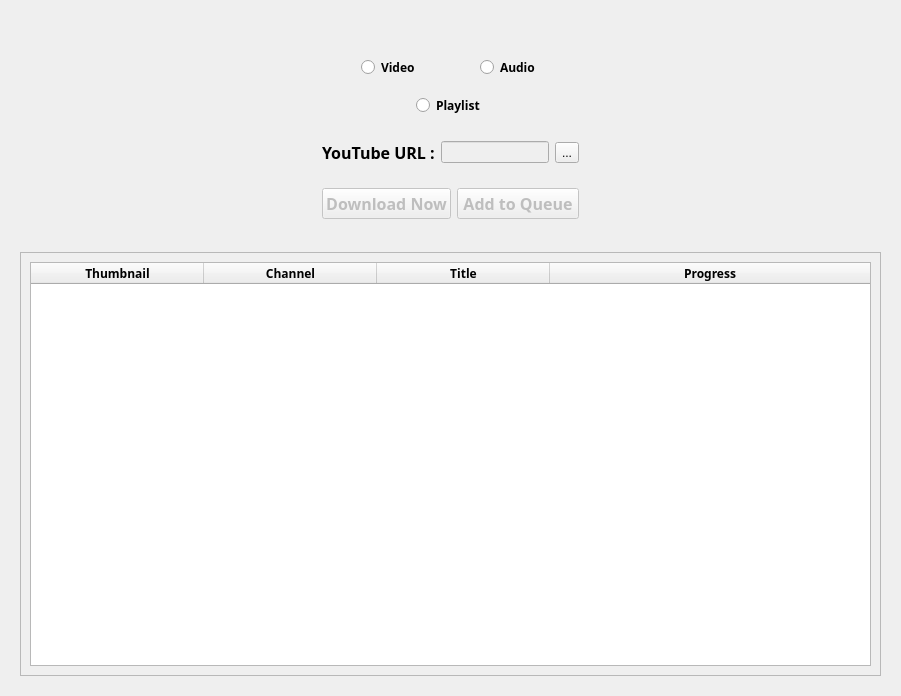
Above: resources/gui/downloader_view.ui from youpi0214/DownTube before the change. Below: the same form after it.
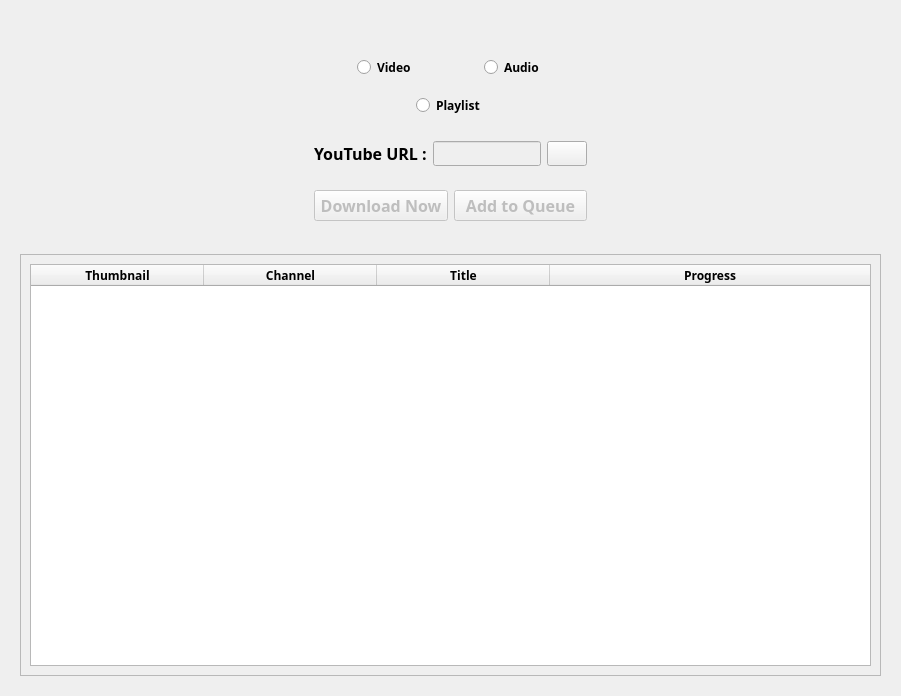
That is the form after the change. Icons and pictures are not drawn.

What changed in the file:
```diff
--- a/resources/gui/downloader_view.ui
+++ b/resources/gui/downloader_view.ui
@@ -128,12 +128,28 @@
                  <property name="enabled">
                   <bool>false</bool>
                  </property>
+                 <property name="minimumSize">
+                  <size>
+                   <width>0</width>
+                   <height>25</height>
+                  </size>
+                 </property>
                 </widget>
                </item>
                <item>
-                <widget class="QToolButton" name="ChangeQuality_toolButton">
+                <widget class="QPushButton" name="ChangeQuality_pushButton">
+                 <property name="minimumSize">
+                  <size>
+                   <width>30</width>
+                   <height>25</height>
+                  </size>
+                 </property>
                  <property name="text">
-                  <string>...</string>
+                  <string/>
+                 </property>
+                 <property name="icon">
+                  <iconset resource="feather/gui_resources.qrc">
+                   <normaloff>:/icons/tool.svg</normaloff>:/icons/tool.svg</iconset>
                  </property>
                 </widget>
                </item>
@@ -212,7 +228,7 @@
            <x>0</x>
            <y>0</y>
            <width>863</width>
-           <height>443</height>
+           <height>438</height>
           </rect>
          </property>
          <layout class="QHBoxLayout" name="horizontalLayout_5">
```
Left out of the diff: 4 changed lines with no effect on the pictures.
